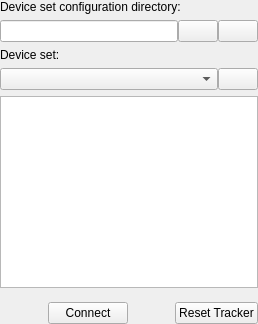
PlusToolkit/PlusApp, file PlusApp/PlusCommonWidgets/PlusDeviceSetSelectorWidget.ui: the form before one commit.
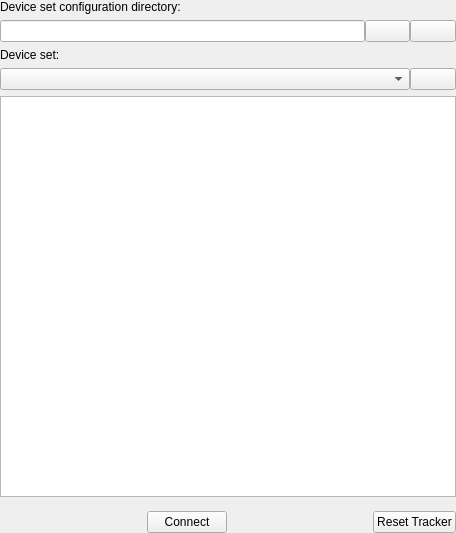
The form after the commit. Icons and pictures are not drawn.

Commit message:
re #263 removing combobox stylesheet for DeviceSetSelectorWidget
Adjusting drop down list size in code on population of items

```diff
--- a/PlusApp/PlusCommonWidgets/PlusDeviceSetSelectorWidget.ui
+++ b/PlusApp/PlusCommonWidgets/PlusDeviceSetSelectorWidget.ui
@@ -2,6 +2,14 @@
 <ui version="4.0">
  <class>DeviceSetSelectorWidget</class>
  <widget class="QWidget" name="DeviceSetSelectorWidget">
+  <property name="geometry">
+   <rect>
+    <x>0</x>
+    <y>0</y>
+    <width>456</width>
+    <height>533</height>
+   </rect>
+  </property>
   <property name="windowTitle">
    <string>Plus Device Set Selector</string>
   </property>
```
The commit also changes 6 other files.
